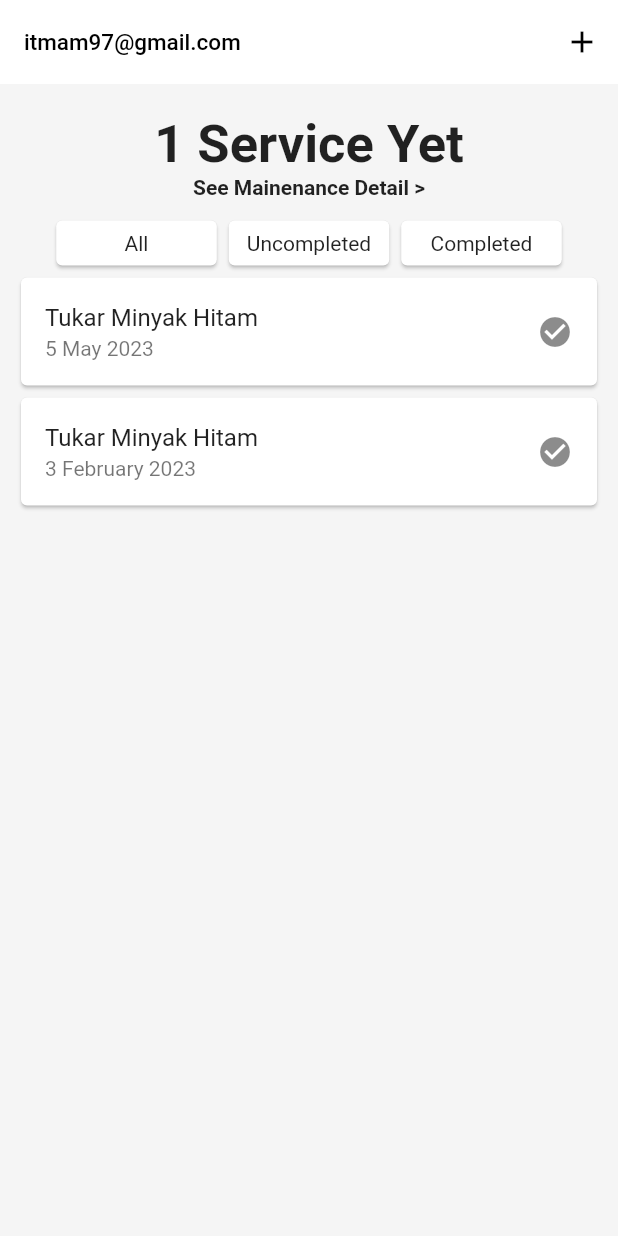
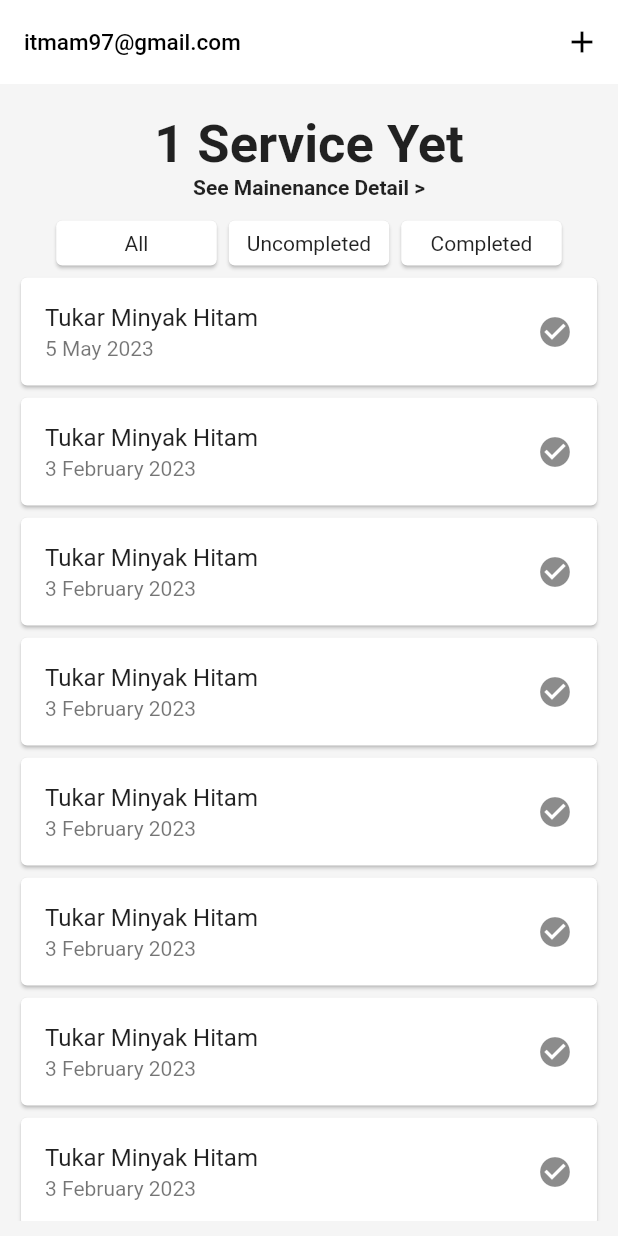
Before and after one commit to imk97/motorMaintenanceApp, a Flutter app: the screen it shows after launch, on a phone screen of 412 x 824 dp. Run offline on Flutter 3.47's test engine with Material 2 defaults, Android fonts, the phone set to English and light mode, and no system bars.

Commit message:
add scroll feature

```diff
--- a/lib/main.dart
+++ b/lib/main.dart
@@ -86,14 +86,18 @@ class _MyHomePageState extends State<MyHomePage> {
       ),
       body: Padding(
         padding: const EdgeInsets.all(10.0),
-        child: Column(
-          children: <Widget>[
+        child: ListView(children: [
+          Column(
+            children: [
               Container(
                 margin: const EdgeInsets.fromLTRB(0.0, 10.0, 0.0, 10.0),
                 child: Column(
-                children: const <Widget> [
-                  Text('1 Service Yet', style: TextStyle(fontWeight: FontWeight.bold, fontSize: 35.0)),
-                  Text('See Mainenance Detail >', style: TextStyle(fontWeight: FontWeight.bold))
+                  children: const <Widget>[
+                    Text('1 Service Yet',
+                        style: TextStyle(
+                            fontWeight: FontWeight.bold, fontSize: 35.0)),
+                    Text('See Mainenance Detail >',
+                        style: TextStyle(fontWeight: FontWeight.bold))
                   ],
                 ),
               ),
@@ -150,9 +154,60 @@ class _MyHomePageState extends State<MyHomePage> {
                   subtitle: Text('3 February 2023'),
                   trailing: Icon(Icons.check_circle),
                 ),
+              ),
+                            const Card(
+                child: ListTile(
+                  title: Text('Tukar Minyak Hitam'),
+                  subtitle: Text('3 February 2023'),
+                  trailing: Icon(Icons.check_circle),
+                ),
+              ),
+              const Card(
+                child: ListTile(
+                  title: Text('Tukar Minyak Hitam'),
+                  subtitle: Text('3 February 2023'),
+                  trailing: Icon(Icons.check_circle),
+                ),
+              ),
+              const Card(
+                child: ListTile(
+                  title: Text('Tukar Minyak Hitam'),
+                  subtitle: Text('3 February 2023'),
+                  trailing: Icon(Icons.check_circle),
+                ),
+              ),
+              const Card(
+                child: ListTile(
+                  title: Text('Tukar Minyak Hitam'),
+                  subtitle: Text('3 February 2023'),
+                  trailing: Icon(Icons.check_circle),
+                ),
+              ),
+              const Card(
+                child: ListTile(
+                  title: Text('Tukar Minyak Hitam'),
+                  subtitle: Text('3 February 2023'),
+                  trailing: Icon(Icons.check_circle),
+                ),
+              ),
+              const Card(
+                child: ListTile(
+                  title: Text('Tukar Minyak Hitam'),
+                  subtitle: Text('3 February 2023'),
+                  trailing: Icon(Icons.check_circle),
+                ),
+              ),
+              const Card(
+                child: ListTile(
+                  title: Text('Tukar Minyak Hitam'),
+                  subtitle: Text('3 February 2023'),
+                  trailing: Icon(Icons.check_circle),
+                ),
               )
+
             ],
           ),
+        ]),
       ),
     );
   }
```
Lines whose indentation alone changed are shown as unchanged.
